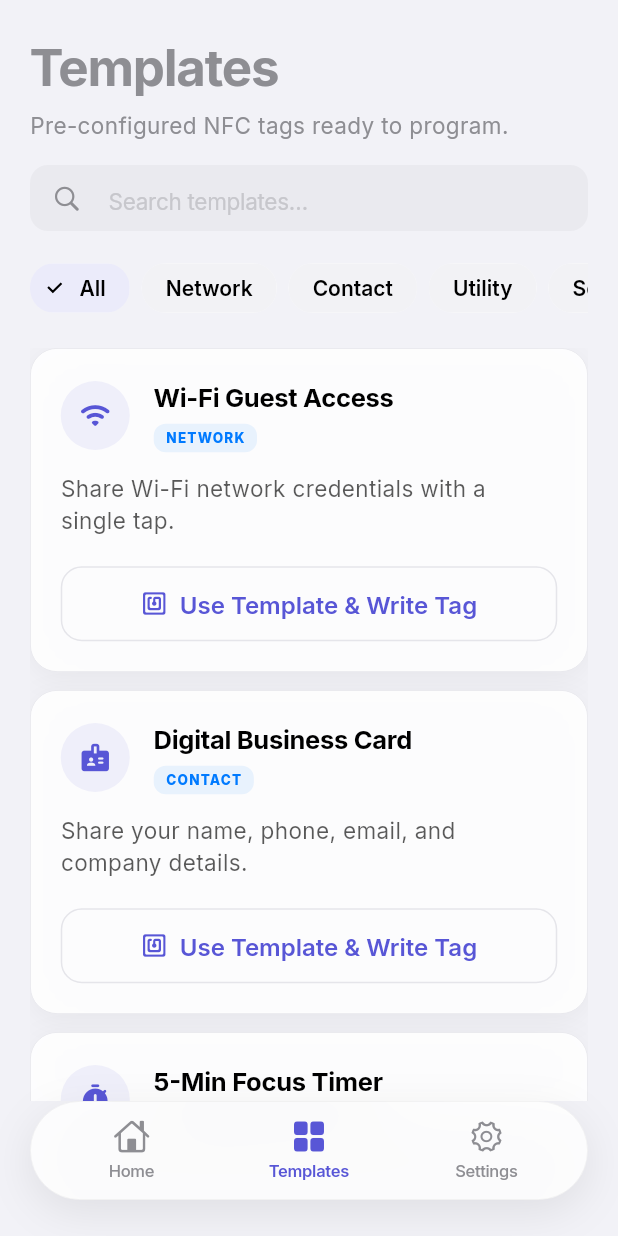
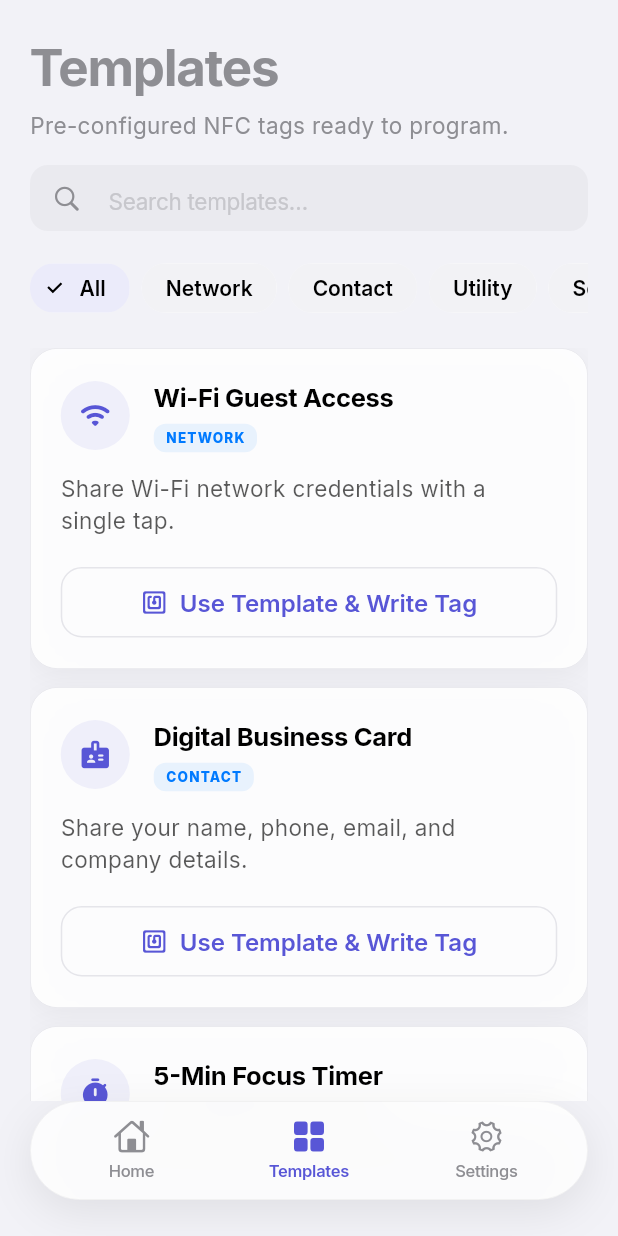
Before and after one commit to asterhyphen/nfc-write, a Flutter app: the screen it shows after launch, item 2 of the bottom bar chosen, on a phone screen of 412 x 824 dp. Run offline on Flutter 3.47's test engine with Material 3 defaults, Android fonts, the phone set to English and light mode, and no system bars; drawn by our look-alikes of flutter_animate; our stand-ins replace flutter_riverpod, freezed_annotation, go_router, google_fonts, riverpod_annotation, shared_preferences; missing offline and left inert: flutter_ringtone_player, ndef_record, nfc_manager; generated files the repository leaves out were written again.

Commit message:
Fix BoxConstraints forces infinite width error by changing button minimumSize to Size(0, 44)

```diff
--- a/lib/core/theme/app_theme.dart
+++ b/lib/core/theme/app_theme.dart
@@ -129,7 +129,7 @@ class AppTheme {
           backgroundColor: appleIndigo,
           foregroundColor: Colors.white,
           padding: const EdgeInsets.symmetric(horizontal: 20, vertical: 14),
-          minimumSize: const Size.fromHeight(50),
+          minimumSize: const Size(0, 44),
           shape: RoundedRectangleBorder(
             borderRadius: BorderRadius.circular(14),
           ),
@@ -144,7 +144,7 @@ class AppTheme {
           foregroundColor: appleIndigo,
           side: const BorderSide(color: borderLight, width: 1),
           padding: const EdgeInsets.symmetric(horizontal: 20, vertical: 14),
-          minimumSize: const Size.fromHeight(50),
+          minimumSize: const Size(0, 44),
           shape: RoundedRectangleBorder(
             borderRadius: BorderRadius.circular(14),
           ),
@@ -273,7 +273,7 @@ class AppTheme {
           backgroundColor: appleIndigoDark,
           foregroundColor: Colors.white,
           padding: const EdgeInsets.symmetric(horizontal: 20, vertical: 14),
-          minimumSize: const Size.fromHeight(50),
+          minimumSize: const Size(0, 44),
           shape: RoundedRectangleBorder(
             borderRadius: BorderRadius.circular(14),
           ),
@@ -288,7 +288,7 @@ class AppTheme {
           foregroundColor: appleIndigoDark,
           side: const BorderSide(color: borderDark, width: 1),
           padding: const EdgeInsets.symmetric(horizontal: 20, vertical: 14),
-          minimumSize: const Size.fromHeight(50),
+          minimumSize: const Size(0, 44),
           shape: RoundedRectangleBorder(
             borderRadius: BorderRadius.circular(14),
           ),
```
